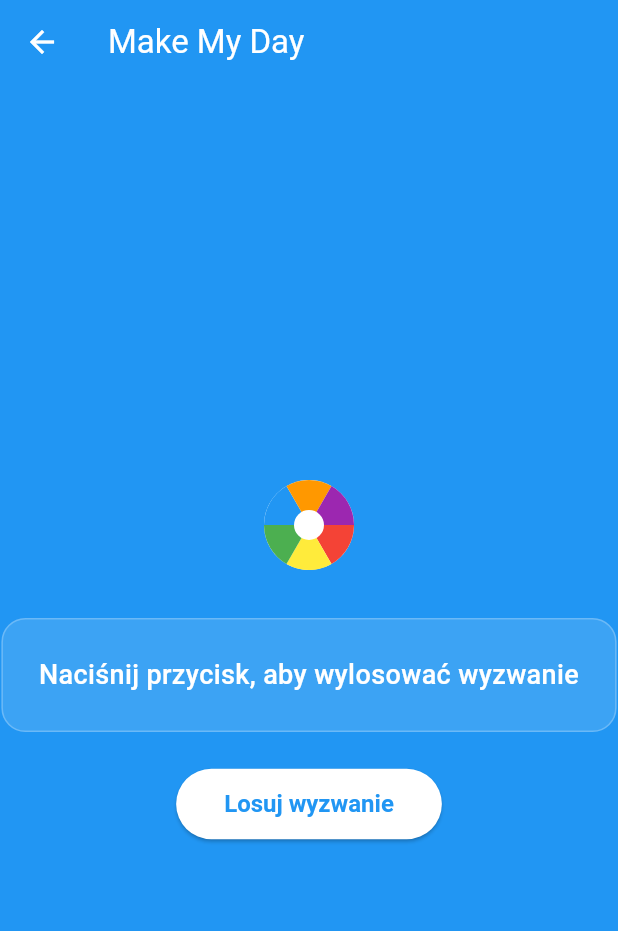
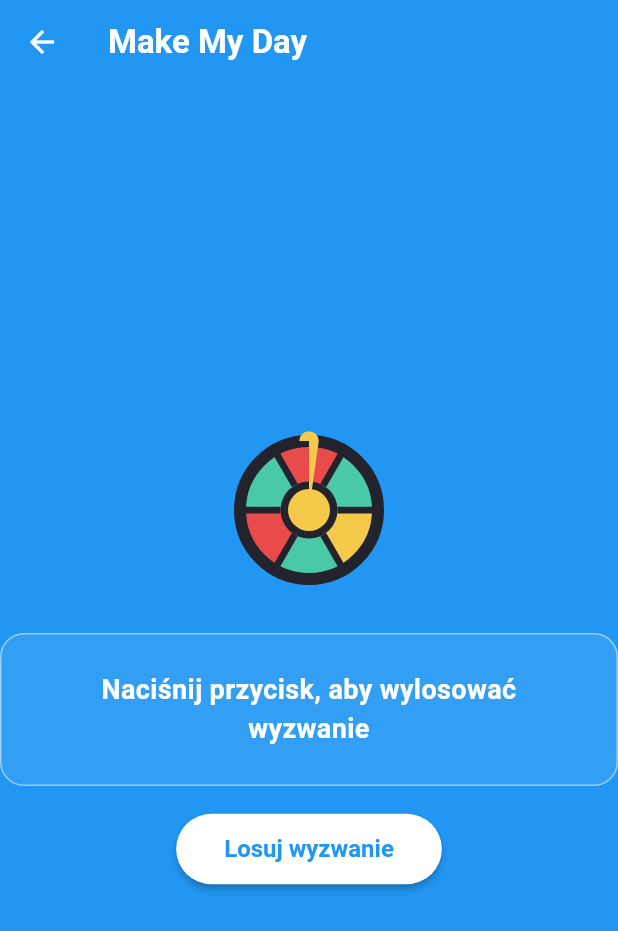
Before and after one commit to spinRoulette/Roulette, a Flutter app: the screen it shows after launch, after a tap on "Dzień", on a phone screen of 412 x 824 dp. Shown: the top 931 px of the screen. Run offline on Flutter 3.47's test engine with Material 3 defaults, Android fonts, the phone set to English and light mode, and no system bars; our stand-ins replace fl_chart, shared_preferences.

Commit message:
Funkcjonalności działają

```diff
--- a/lib/main.dart
+++ b/lib/main.dart
@@ -443,6 +443,98 @@ class _CategoryIcon extends StatelessWidget {
   }
 }
 
+class _RouletteWheelPainter extends CustomPainter {
+  final int segments;
+  final double angle;
+  final List<Color> colors;
+  _RouletteWheelPainter({required this.segments, required this.angle, required this.colors});
+
+  @override
+  void paint(Canvas canvas, Size size) {
+    final center = Offset(size.width / 2, size.height / 2);
+    final radius = size.width / 2;
+    final borderPaint = Paint()
+      ..color = const Color(0xFF23232E)
+      ..style = PaintingStyle.stroke
+      ..strokeWidth = size.width * 0.08;
+    final fillPaint = Paint()..style = PaintingStyle.fill;
+    final segmentAngle = 2 * pi / segments;
+    // Draw segments
+    for (int i = 0; i < segments; i++) {
+      fillPaint.color = colors[i % colors.length];
+      canvas.drawArc(
+        Rect.fromCircle(center: center, radius: radius * 0.92),
+        i * segmentAngle,
+        segmentAngle,
+        true,
+        fillPaint,
+      );
+    }
+    // Draw border
+    canvas.drawCircle(center, radius * 0.92, borderPaint);
+    // Draw inner circle
+    final innerPaint = Paint()
+      ..color = const Color(0xFF23232E)
+      ..style = PaintingStyle.fill;
+    canvas.drawCircle(center, radius * 0.38, innerPaint);
+    // Draw center yellow
+    final centerPaint = Paint()
+      ..color = const Color(0xFFF5C94A)
+      ..style = PaintingStyle.fill;
+    canvas.drawCircle(center, radius * 0.28, centerPaint);
+    // Draw pointer
+    final pointerPaint = Paint()
+      ..color = const Color(0xFFF5C94A)
+      ..style = PaintingStyle.fill;
+    final pointerLength = radius * 0.92 - radius * 0.28;
+    final pointerWidth = radius * 0.13;
+    final pointerAngle = -pi / 2 + angle; // always up
+    final pointerPath = Path();
+    pointerPath.moveTo(center.dx, center.dy);
+    pointerPath.lineTo(
+      center.dx + cos(pointerAngle) * (radius * 0.28),
+      center.dy + sin(pointerAngle) * (radius * 0.28),
+    );
+    pointerPath.lineTo(
+      center.dx + cos(pointerAngle) * (radius * 0.28 + pointerLength),
+      center.dy + sin(pointerAngle) * (radius * 0.28 + pointerLength),
+    );
+    pointerPath.arcTo(
+      Rect.fromCircle(
+        center: Offset(
+          center.dx + cos(pointerAngle) * (radius * 0.28 + pointerLength),
+          center.dy + sin(pointerAngle) * (radius * 0.28 + pointerLength),
+        ),
+        radius: pointerWidth,
+      ),
+      pointerAngle - pi / 2,
+      pi,
+      false,
+    );
+    pointerPath.close();
+    canvas.drawPath(pointerPath, pointerPaint);
+    // Draw segment lines
+    final linePaint = Paint()
+      ..color = const Color(0xFF23232E)
+      ..strokeWidth = size.width * 0.045;
+    for (int i = 0; i < segments; i++) {
+      final angle = i * segmentAngle;
+      final p1 = Offset(
+        center.dx + cos(angle) * (radius * 0.92),
+        center.dy + sin(angle) * (radius * 0.92),
+      );
+      final p2 = Offset(
+        center.dx + cos(angle) * (radius * 0.38),
+        center.dy + sin(angle) * (radius * 0.38),
+      );
+      canvas.drawLine(p1, p2, linePaint);
+    }
+  }
+
+  @override
+  bool shouldRepaint(covariant CustomPainter oldDelegate) => true;
+}
+
 class ChallengeScreen extends StatefulWidget {
   final String category;
   final List<String> challenges;
@@ -452,14 +544,44 @@ class ChallengeScreen extends StatefulWidget {
   State<ChallengeScreen> createState() => _ChallengeScreenState();
 }
 
-class _ChallengeScreenState extends State<ChallengeScreen> {
+class _ChallengeScreenState extends State<ChallengeScreen> with TickerProviderStateMixin {
   String? drawnChallenge;
+  bool spinning = false;
+  late final AnimationController _spinController;
+  late final Animation<double> _spinAnimation;
+
+  @override
+  void initState() {
+    super.initState();
+    _spinController = AnimationController(
+      vsync: this,
+      duration: const Duration(milliseconds: 1200),
+    );
+    _spinAnimation = Tween<double>(begin: 0, end: 2 * pi).animate(CurvedAnimation(parent: _spinController, curve: Curves.easeOut));
+    _spinController.addStatusListener((status) {
+      if (status == AnimationStatus.completed) {
+        setState(() {
+          spinning = false;
+          drawnChallenge = (widget.challenges.toList()..shuffle()).first;
+        });
+      }
+    });
+  }
 
   void drawChallenge() {
-    if (widget.challenges.isEmpty) return;
+    if (widget.challenges.isEmpty || spinning) return;
     setState(() {
-      drawnChallenge = (widget.challenges.toList()..shuffle()).first;
+      spinning = true;
+      drawnChallenge = null;
     });
+    _spinController.reset();
+    _spinController.forward();
+  }
+
+  @override
+  void dispose() {
+    _spinController.dispose();
+    super.dispose();
   }
 
   @override
@@ -469,40 +591,56 @@ class _ChallengeScreenState extends State<ChallengeScreen> {
       appBar: AppBar(
         backgroundColor: Colors.transparent,
         elevation: 0,
-        title: const Text('Make My Day', style: TextStyle(color: Colors.white)),
+        title: const Text('Make My Day', style: TextStyle(color: Colors.white, fontWeight: FontWeight.bold, fontSize: 22)),
         iconTheme: const IconThemeData(color: Colors.white),
+        automaticallyImplyLeading: true,
       ),
       body: Center(
         child: Column(
           mainAxisAlignment: MainAxisAlignment.center,
           children: [
-            // Kolorowe koło
-            Container(
-              width: 60,
-              height: 60,
-              decoration: const BoxDecoration(
-                shape: BoxShape.circle,
-                color: Colors.white,
-              ),
-              child: CustomPaint(
-                painter: _WheelPainter(),
+            AnimatedBuilder(
+              animation: _spinController,
+              builder: (context, child) {
+                return Transform.rotate(
+                  angle: _spinAnimation.value,
+                  child: child,
+                );
+              },
+              child: Container(
+                width: 100,
+                height: 100,
+                margin: const EdgeInsets.only(bottom: 32),
+                child: CustomPaint(
+                  painter: _RouletteWheelPainter(
+                    segments: 6,
+                    angle: 0,
+                    colors: [
+                      const Color(0xFFF5C94A), // żółty
+                      const Color(0xFF4AC9A7), // zielony
+                      const Color(0xFFE94B4B), // czerwony
+                      const Color(0xFF4AC9A7),
+                      const Color(0xFFE94B4B),
+                      const Color(0xFF4AC9A7),
+                    ],
+                  ),
+                ),
               ),
             ),
-            const SizedBox(height: 32),
             Container(
               padding: const EdgeInsets.all(24),
+              margin: const EdgeInsets.only(bottom: 18),
               decoration: BoxDecoration(
-                color: Colors.white.withOpacity(0.12),
+                color: Colors.white.withOpacity(0.08),
                 borderRadius: BorderRadius.circular(16),
-                border: Border.all(color: Colors.white24),
+                border: Border.all(color: Colors.white.withOpacity(0.5)),
               ),
               child: Text(
                 drawnChallenge ?? 'Naciśnij przycisk, aby wylosować wyzwanie',
                 textAlign: TextAlign.center,
-                style: const TextStyle(color: Colors.white, fontSize: 18, fontWeight: FontWeight.w500),
+                style: const TextStyle(color: Colors.white, fontSize: 18, fontWeight: FontWeight.bold),
               ),
             ),
-            const SizedBox(height: 24),
             ElevatedButton(
               style: ElevatedButton.styleFrom(
                 backgroundColor: Colors.white,
@@ -510,9 +648,12 @@ class _ChallengeScreenState extends State<ChallengeScreen> {
                 padding: const EdgeInsets.symmetric(horizontal: 32, vertical: 14),
                 shape: RoundedRectangleBorder(borderRadius: BorderRadius.circular(24)),
                 textStyle: const TextStyle(fontSize: 16, fontWeight: FontWeight.bold),
+                elevation: 2,
               ),
               onPressed: drawChallenge,
-              child: const Text('Losuj wyzwanie'),
+              child: spinning
+                  ? const SizedBox(width: 28, height: 28, child: CircularProgressIndicator(color: Color(0xFF2196F3), strokeWidth: 3))
+                  : const Text('Losuj wyzwanie'),
             ),
           ],
         ),
@@ -520,29 +661,3 @@ class _ChallengeScreenState extends State<ChallengeScreen> {
     );
   }
 }
-
-class _WheelPainter extends CustomPainter {
-  @override
-  void paint(Canvas canvas, Size size) {
-    final paint = Paint()..style = PaintingStyle.fill;
-    final colors = [
-      Colors.red, Colors.yellow, Colors.green, Colors.blue, Colors.orange, Colors.purple
-    ];
-    final angle = 2 * pi / colors.length;
-    for (int i = 0; i < colors.length; i++) {
-      paint.color = colors[i];
-      canvas.drawArc(
-        Rect.fromCircle(center: Offset(size.width/2, size.height/2), radius: size.width/2),
-        i * angle,
-        angle,
-        true,
-        paint,
-      );
-    }
-    paint.color = Colors.white;
-    canvas.drawCircle(Offset(size.width/2, size.height/2), size.width/6, paint);
-  }
-
-  @override
-  bool shouldRepaint(covariant CustomPainter oldDelegate) => false;
-}
```
